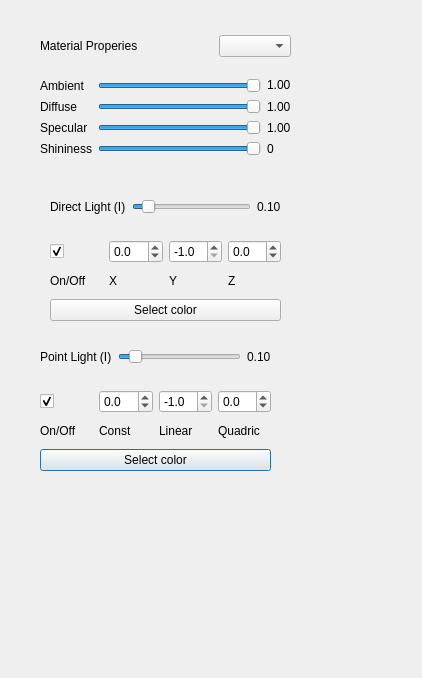
This is Problem_3/dialog.ui in goglom/TreeGenerator as Qt 5 draws it before an edit. The edited form follows.
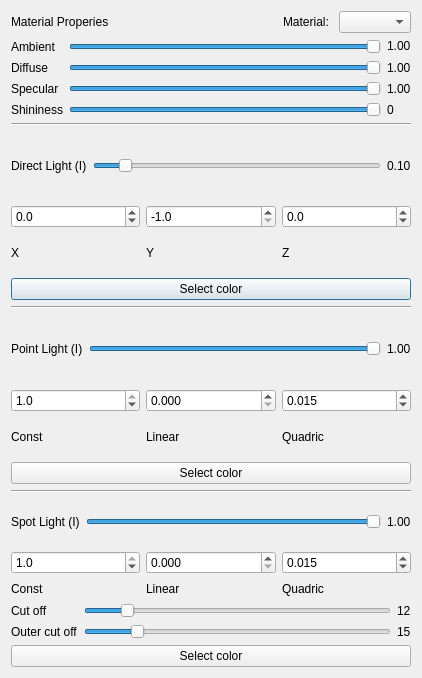
This is the edited form.

Commit message: Add supporting point light source in UI

What changed in the file:
```diff
--- a/Problem_3/dialog.ui
+++ b/Problem_3/dialog.ui
@@ -13,161 +13,8 @@
   <property name="windowTitle">
    <string>Dialog</string>
   </property>
-  <widget class="QWidget" name="layoutWidget">
-   <property name="geometry">
-    <rect>
-     <x>40</x>
-     <y>330</y>
-     <width>231</width>
-     <height>141</height>
-    </rect>
-   </property>
-   <layout class="QVBoxLayout" name="verticalLayout_3">
+  <layout class="QVBoxLayout" name="verticalLayout_5">
     <item>
-     <layout class="QHBoxLayout" name="horizontalLayout_3">
-      <item>
-       <widget class="QLabel" name="PointLightLabel">
-        <property name="text">
-         <string>Point Light (I)</string>
-        </property>
-       </widget>
-      </item>
-      <item>
-       <widget class="QSlider" name="PointLightIntensitySlider">
-        <property name="minimum">
-         <number>1</number>
-        </property>
-        <property name="maximum">
-         <number>100</number>
-        </property>
-        <property name="value">
-         <number>10</number>
-        </property>
-        <property name="orientation">
-         <enum>Qt::Horizontal</enum>
-        </property>
-       </widget>
-      </item>
-      <item>
-       <widget class="QLabel" name="PointLightIntensityVal">
-        <property name="text">
-         <string>0.10</string>
-        </property>
-       </widget>
-      </item>
-     </layout>
-    </item>
-    <item>
-     <layout class="QGridLayout" name="gridLayout_3">
-      <item row="1" column="0">
-       <widget class="QLabel" name="label_5">
-        <property name="text">
-         <string>On/Off</string>
-        </property>
-       </widget>
-      </item>
-      <item row="0" column="0">
-       <widget class="QCheckBox" name="PointLightSwitch">
-        <property name="text">
-         <string notr="true"/>
-        </property>
-        <property name="checked">
-         <bool>true</bool>
-        </property>
-       </widget>
-      </item>
-      <item row="0" column="2">
-       <widget class="QDoubleSpinBox" name="PointLightLinSpinBox">
-        <property name="decimals">
-         <number>1</number>
-        </property>
-        <property name="minimum">
-         <double>-1.000000000000000</double>
-        </property>
-        <property name="maximum">
-         <double>1.000000000000000</double>
-        </property>
-        <property name="singleStep">
-         <double>0.100000000000000</double>
-        </property>
-        <property name="value">
-         <double>-1.000000000000000</double>
-        </property>
-       </widget>
-      </item>
-      <item row="0" column="1">
-       <widget class="QDoubleSpinBox" name="PointLightConstSpinBox">
-        <property name="decimals">
-         <number>1</number>
-        </property>
-        <property name="minimum">
-         <double>-1.000000000000000</double>
-        </property>
-        <property name="maximum">
-         <double>1.000000000000000</double>
-        </property>
-        <property name="singleStep">
-         <double>0.100000000000000</double>
-        </property>
-       </widget>
-      </item>
-      <item row="1" column="3">
-       <widget class="QLabel" name="label_6">
-        <property name="text">
-         <string>Quadric</string>
-        </property>
-       </widget>
-      </item>
-      <item row="0" column="3">
-       <widget class="QDoubleSpinBox" name="PointLightQuadSpinBox">
-        <property name="decimals">
-         <number>1</number>
-        </property>
-        <property name="minimum">
-         <double>-1.000000000000000</double>
-        </property>
-        <property name="maximum">
-         <double>1.000000000000000</double>
-        </property>
-        <property name="singleStep">
-         <double>0.100000000000000</double>
-        </property>
-       </widget>
-      </item>
-      <item row="1" column="1">
-       <widget class="QLabel" name="label_7">
-        <property name="text">
-         <string>Const</string>
-        </property>
-       </widget>
-      </item>
-      <item row="1" column="2">
-       <widget class="QLabel" name="label_8">
-        <property name="text">
-         <string>Linear</string>
-        </property>
-       </widget>
-      </item>
-     </layout>
-    </item>
-    <item>
-     <widget class="QPushButton" name="PointLightColorButton">
-      <property name="text">
-       <string>Select color</string>
-      </property>
-     </widget>
-    </item>
-   </layout>
-  </widget>
-  <widget class="QWidget" name="">
-   <property name="geometry">
-    <rect>
-     <x>40</x>
-     <y>20</y>
-     <width>251</width>
-     <height>151</height>
-    </rect>
-   </property>
    <layout class="QVBoxLayout" name="verticalLayout">
     <item>
      <layout class="QHBoxLayout" name="horizontalLayout">
@@ -200,6 +47,13 @@
         </property>
        </spacer>
       </item>
+       <item>
+        <widget class="QLabel" name="label_5">
+         <property name="text">
+          <string>Material: </string>
+         </property>
+        </widget>
+       </item>
       <item>
        <widget class="QComboBox" name="MaterialComboBox"/>
       </item>
@@ -333,16 +187,15 @@
      </layout>
     </item>
    </layout>
-  </widget>
-  <widget class="QWidget" name="">
-   <property name="geometry">
-    <rect>
-     <x>50</x>
-     <y>180</y>
-     <width>231</width>
-     <height>141</height>
-    </rect>
-   </property>
+   </item>
+   <item>
+    <widget class="Line" name="line_3">
+     <property name="orientation">
+      <enum>Qt::Horizontal</enum>
+     </property>
+    </widget>
+   </item>
+   <item>
    <layout class="QVBoxLayout" name="verticalLayout_2">
     <item>
      <layout class="QHBoxLayout" name="horizontalLayout_2">
@@ -380,24 +233,7 @@
     </item>
     <item>
      <layout class="QGridLayout" name="gridLayout_2">
-      <item row="1" column="0">
-       <widget class="QLabel" name="label_4">
-        <property name="text">
-         <string>On/Off</string>
-        </property>
-       </widget>
-      </item>
-      <item row="0" column="0">
-       <widget class="QCheckBox" name="DirLightSwitch">
-        <property name="text">
-         <string notr="true"/>
-        </property>
-        <property name="checked">
-         <bool>true</bool>
-        </property>
-       </widget>
-      </item>
-      <item row="0" column="2">
+       <item row="0" column="1">
        <widget class="QDoubleSpinBox" name="DirLightYSpinBox">
         <property name="decimals">
          <number>1</number>
@@ -416,7 +252,7 @@
         </property>
        </widget>
       </item>
-      <item row="0" column="1">
+       <item row="0" column="0">
        <widget class="QDoubleSpinBox" name="DirLightXSpinBox">
         <property name="decimals">
          <number>1</number>
@@ -432,14 +268,14 @@
         </property>
        </widget>
       </item>
-      <item row="1" column="3">
+       <item row="1" column="2">
        <widget class="QLabel" name="label_3">
         <property name="text">
          <string>Z</string>
         </property>
        </widget>
       </item>
-      <item row="0" column="3">
+       <item row="0" column="2">
        <widget class="QDoubleSpinBox" name="DirLightZSpinBox">
         <property name="decimals">
          <number>1</number>
@@ -455,14 +291,14 @@
         </property>
        </widget>
       </item>
-      <item row="1" column="1">
+       <item row="1" column="0">
        <widget class="QLabel" name="label">
         <property name="text">
          <string>X</string>
         </property>
        </widget>
       </item>
-      <item row="1" column="2">
+       <item row="1" column="1">
        <widget class="QLabel" name="label_2">
         <property name="text">
          <string>Y</string>
@@ -479,7 +315,340 @@
      </widget>
     </item>
    </layout>
-  </widget>
+   </item>
+   <item>
+    <widget class="Line" name="line_2">
+     <property name="orientation">
+      <enum>Qt::Horizontal</enum>
+     </property>
+    </widget>
+   </item>
+   <item>
+    <layout class="QVBoxLayout" name="verticalLayout_3">
+     <item>
+      <layout class="QHBoxLayout" name="horizontalLayout_3">
+       <item>
+        <widget class="QLabel" name="PointLightLabel">
+         <property name="text">
+          <string>Point Light (I)</string>
+         </property>
+        </widget>
+       </item>
+       <item>
+        <widget class="QSlider" name="PointLightIntensitySlider">
+         <property name="minimum">
+          <number>1</number>
+         </property>
+         <property name="maximum">
+          <number>100</number>
+         </property>
+         <property name="value">
+          <number>100</number>
+         </property>
+         <property name="orientation">
+          <enum>Qt::Horizontal</enum>
+         </property>
+        </widget>
+       </item>
+       <item>
+        <widget class="QLabel" name="PointLightIntensityVal">
+         <property name="text">
+          <string>1.00</string>
+         </property>
+        </widget>
+       </item>
+      </layout>
+     </item>
+     <item>
+      <layout class="QGridLayout" name="gridLayout_3">
+       <item row="1" column="2">
+        <widget class="QLabel" name="label_6">
+         <property name="text">
+          <string>Quadric</string>
+         </property>
+        </widget>
+       </item>
+       <item row="0" column="1">
+        <widget class="QDoubleSpinBox" name="PointLightLinSpinBox">
+         <property name="decimals">
+          <number>3</number>
+         </property>
+         <property name="minimum">
+          <double>0.000000000000000</double>
+         </property>
+         <property name="maximum">
+          <double>0.100000000000000</double>
+         </property>
+         <property name="singleStep">
+          <double>0.005000000000000</double>
+         </property>
+         <property name="value">
+          <double>0.000000000000000</double>
+         </property>
+        </widget>
+       </item>
+       <item row="0" column="2">
+        <widget class="QDoubleSpinBox" name="PointLightQuadSpinBox">
+         <property name="decimals">
+          <number>3</number>
+         </property>
+         <property name="minimum">
+          <double>0.000000000000000</double>
+         </property>
+         <property name="maximum">
+          <double>1.000000000000000</double>
+         </property>
+         <property name="singleStep">
+          <double>0.005000000000000</double>
+         </property>
+         <property name="value">
+          <double>0.015000000000000</double>
+         </property>
+        </widget>
+       </item>
+       <item row="1" column="1">
+        <widget class="QLabel" name="label_8">
+         <property name="text">
+          <string>Linear</string>
+         </property>
+        </widget>
+       </item>
+       <item row="1" column="0">
+        <widget class="QLabel" name="label_7">
+         <property name="text">
+          <string>Const</string>
+         </property>
+        </widget>
+       </item>
+       <item row="0" column="0">
+        <widget class="QDoubleSpinBox" name="PointLightConstSpinBox">
+         <property name="decimals">
+          <number>1</number>
+         </property>
+         <property name="minimum">
+          <double>0.100000000000000</double>
+         </property>
+         <property name="maximum">
+          <double>1.000000000000000</double>
+         </property>
+         <property name="singleStep">
+          <double>0.100000000000000</double>
+         </property>
+         <property name="value">
+          <double>1.000000000000000</double>
+         </property>
+        </widget>
+       </item>
+      </layout>
+     </item>
+     <item>
+      <widget class="QPushButton" name="PointLightColorButton">
+       <property name="text">
+        <string>Select color</string>
+       </property>
+      </widget>
+     </item>
+    </layout>
+   </item>
+   <item>
+    <widget class="Line" name="line">
+     <property name="orientation">
+      <enum>Qt::Horizontal</enum>
+     </property>
+    </widget>
+   </item>
+   <item>
+    <layout class="QVBoxLayout" name="verticalLayout_4">
+     <item>
+      <layout class="QHBoxLayout" name="horizontalLayout_4">
+       <item>
+        <widget class="QLabel" name="SpotLightLabel">
+         <property name="text">
+          <string>Spot Light (I)</string>
+         </property>
+        </widget>
+       </item>
+       <item>
+        <widget class="QSlider" name="SpotLightIntensitySlider">
+         <property name="minimum">
+          <number>1</number>
+         </property>
+         <property name="maximum">
+          <number>100</number>
+         </property>
+         <property name="value">
+          <number>100</number>
+         </property>
+         <property name="orientation">
+          <enum>Qt::Horizontal</enum>
+         </property>
+        </widget>
+       </item>
+       <item>
+        <widget class="QLabel" name="SpotLightIntensityVal">
+         <property name="text">
+          <string>1.00</string>
+         </property>
+        </widget>
+       </item>
+      </layout>
+     </item>
+     <item>
+      <layout class="QGridLayout" name="gridLayout_4">
+       <item row="1" column="2">
+        <widget class="QLabel" name="label_9">
+         <property name="text">
+          <string>Quadric</string>
+         </property>
+        </widget>
+       </item>
+       <item row="1" column="0">
+        <widget class="QLabel" name="label_11">
+         <property name="text">
+          <string>Const</string>
+         </property>
+        </widget>
+       </item>
+       <item row="0" column="2">
+        <widget class="QDoubleSpinBox" name="SpotLightQuadSpinBox">
+         <property name="decimals">
+          <number>3</number>
+         </property>
+         <property name="minimum">
+          <double>0.000000000000000</double>
+         </property>
+         <property name="maximum">
+          <double>1.000000000000000</double>
+         </property>
+         <property name="singleStep">
+          <double>0.005000000000000</double>
+         </property>
+         <property name="value">
+          <double>0.015000000000000</double>
+         </property>
+        </widget>
+       </item>
+       <item row="0" column="0">
+        <widget class="QDoubleSpinBox" name="SpotLightConstSpinBox">
+         <property name="decimals">
+          <number>1</number>
+         </property>
+         <property name="minimum">
+          <double>0.100000000000000</double>
+         </property>
+         <property name="maximum">
+          <double>1.000000000000000</double>
+         </property>
+         <property name="singleStep">
+          <double>0.100000000000000</double>
+         </property>
+         <property name="value">
+          <double>1.000000000000000</double>
+         </property>
+        </widget>
+       </item>
+       <item row="1" column="1">
+        <widget class="QLabel" name="label_10">
+         <property name="text">
+          <string>Linear</string>
+         </property>
+        </widget>
+       </item>
+       <item row="0" column="1">
+        <widget class="QDoubleSpinBox" name="SpotLightLinSpinBox">
+         <property name="decimals">
+          <number>3</number>
+         </property>
+         <property name="minimum">
+          <double>0.000000000000000</double>
+         </property>
+         <property name="maximum">
+          <double>0.100000000000000</double>
+         </property>
+         <property name="singleStep">
+          <double>0.005000000000000</double>
+         </property>
+         <property name="value">
+          <double>0.000000000000000</double>
+         </property>
+        </widget>
+       </item>
+      </layout>
+     </item>
+     <item>
+      <layout class="QGridLayout" name="gridLayout_5">
+       <item row="0" column="2">
+        <widget class="QLabel" name="CutOffVal">
+         <property name="text">
+          <string>12</string>
+         </property>
+        </widget>
+       </item>
+       <item row="0" column="0">
+        <widget class="QLabel" name="label_4">
+         <property name="text">
+          <string>Cut off</string>
+         </property>
+        </widget>
+       </item>
+       <item row="0" column="1">
+        <widget class="QSlider" name="CutOffSlider">
+         <property name="minimum">
+          <number>1</number>
+         </property>
+         <property name="maximum">
+          <number>90</number>
+         </property>
+         <property name="value">
+          <number>12</number>
+         </property>
+         <property name="orientation">
+          <enum>Qt::Horizontal</enum>
+         </property>
+        </widget>
+       </item>
+       <item row="1" column="1">
+        <widget class="QSlider" name="OuterCutOffSlider">
+         <property name="minimum">
+          <number>1</number>
+         </property>
+         <property name="maximum">
+          <number>90</number>
+         </property>
+         <property name="value">
+          <number>15</number>
+         </property>
+         <property name="orientation">
+          <enum>Qt::Horizontal</enum>
+         </property>
+        </widget>
+       </item>
+       <item row="1" column="0">
+        <widget class="QLabel" name="label_12">
+         <property name="text">
+          <string>Outer cut off</string>
+         </property>
+        </widget>
+       </item>
+       <item row="1" column="2">
+        <widget class="QLabel" name="OuterCutOffVal">
+         <property name="text">
+          <string>15</string>
+         </property>
+        </widget>
+       </item>
+      </layout>
+     </item>
+     <item>
+      <widget class="QPushButton" name="SpotLightColorButton">
+       <property name="text">
+        <string>Select color</string>
+       </property>
+      </widget>
+     </item>
+    </layout>
+   </item>
+  </layout>
  </widget>
  <resources/>
  <connections/>
```
Left out of the diff: 35 changed lines with no effect on the pictures. Lines whose indentation alone changed are shown as unchanged. The commit also changes 11 other files.
